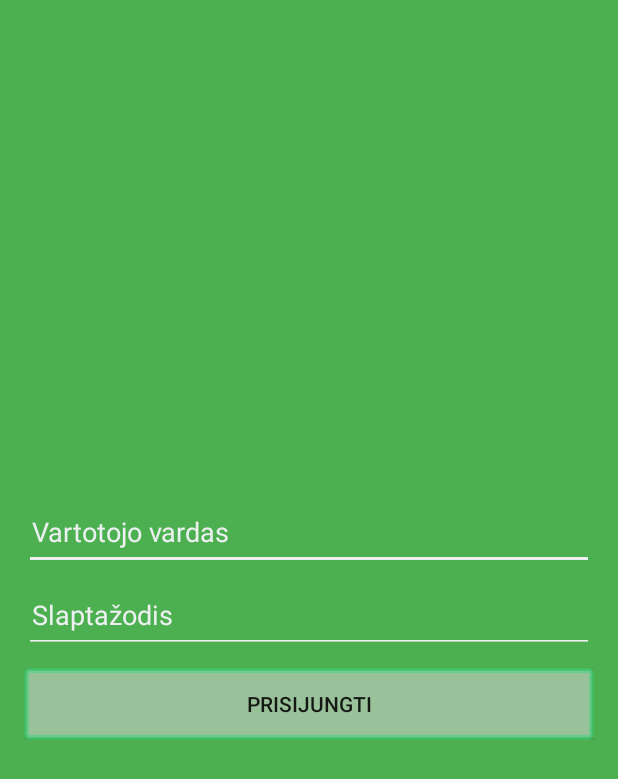
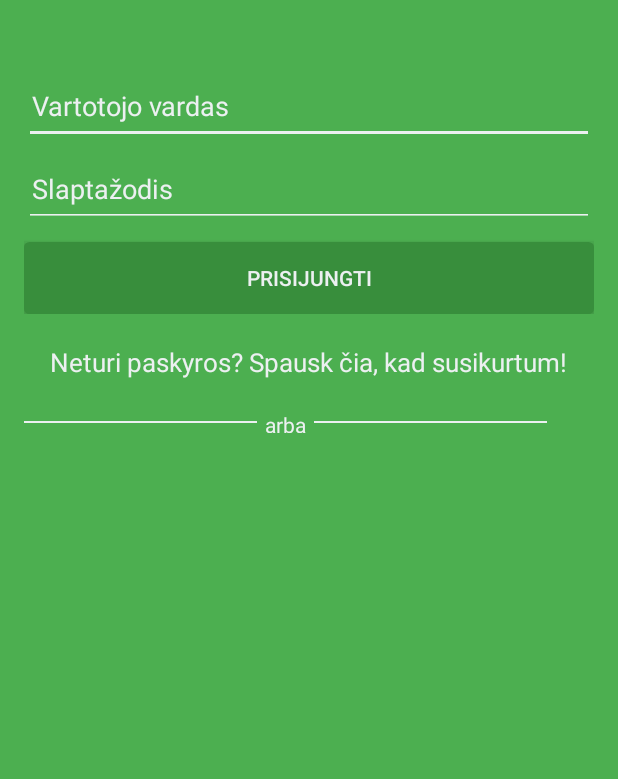
Before and after one commit to benasmi/sveikasGyvenimas, an Android app: the screen it shows after launch (LoginActivity), on a phone screen of 412 x 824 dp. Shown: the top 779 px of the screen. Run offline under Robolectric (Android 15) with nearby library versions, the phone set to English and light mode, and no system bars.

Commit message:
login activity

```diff
--- a/sveikasGyvenimas/app/src/main/java/com/sveikata/productions/mabe/sveikasgyvenimas/LoginActivity.java
+++ b/sveikasGyvenimas/app/src/main/java/com/sveikata/productions/mabe/sveikasgyvenimas/LoginActivity.java
@@ -1,13 +1,38 @@
 package com.sveikata.productions.mabe.sveikasgyvenimas;
 
+import android.content.Intent;
 import android.support.v7.app.AppCompatActivity;
 import android.os.Bundle;
+import android.view.View;
+import android.widget.EditText;
+import android.widget.TextView;
 
 public class LoginActivity extends AppCompatActivity {
+
+    private EditText username_ET;
+    private EditText password_ET;
+    private TextView register_link_TV;
 
     @Override
     protected void onCreate(Bundle savedInstanceState) {
         super.onCreate(savedInstanceState);
         setContentView(R.layout.activity_login);
+        username_ET = (EditText) findViewById(R.id.login_username_text);
+        password_ET = (EditText) findViewById(R.id.login_password_text);
+        register_link_TV = (TextView) findViewById(R.id.register_link);
+
+        register_link_TV.setOnClickListener(new View.OnClickListener() {
+            @Override
+            public void onClick(View view) {
+                startActivity(new Intent(LoginActivity.this, RegisterActivity.class));
+            }
+        });
+    }
+
+    public void logIn(View view){
+        String username = username_ET.getText().toString().trim();
+        String password = password_ET.getText().toString().trim();
+
+        //TODO: handle log in
     }
 }
--- a/sveikasGyvenimas/app/src/main/res/drawable/button_borders_green.xml
+++ b/sveikasGyvenimas/app/src/main/res/drawable/button_borders_green.xml
@@ -2,14 +2,14 @@
 <shape xmlns:android="http://schemas.android.com/apk/res/android"
     android:shape="rectangle" >
 <solid
-    android:color="#8ae2e2e2"
+    android:color="#388E3C"
 ></solid>
 
 
     <!-- view border color and width -->
     <stroke
         android:width="3dp"
-        android:color="#8a40d47e" >
+        android:color="#388E3C" >
     </stroke>
 
     <!-- The radius makes the corners rounded -->
--- a/sveikasGyvenimas/app/src/main/res/layout/activity_login.xml
+++ b/sveikasGyvenimas/app/src/main/res/layout/activity_login.xml
@@ -13,15 +13,17 @@
     <RelativeLayout
         android:layout_width="wrap_content"
         android:layout_height="wrap_content"
-        android:layout_centerVertical="true"
+        android:layout_alignParentTop="true"
         android:layout_alignParentLeft="true"
-        android:layout_alignParentStart="true">
+        android:layout_alignParentStart="true"
+        android:layout_marginTop="30dp"
+        android:id="@+id/relativeLayout2">
 
         <EditText
             android:layout_width="380dp"
             android:layout_height="50dp"
             android:textColorHint="#ecf0f1"
-            android:id="@+id/editText6"
+            android:id="@+id/login_username_text"
             android:layout_alignParentTop="true"
             android:layout_centerHorizontal="true"
             android:hint="Vartotojo vardas"
@@ -33,8 +35,8 @@
             android:inputType="textPassword"
             android:ems="10"
             android:textColorHint="#ecf0f1"
-            android:id="@+id/editText7"
-            android:layout_below="@+id/editText6"
+            android:id="@+id/login_password_text"
+            android:layout_below="@+id/login_username_text"
             android:layout_centerHorizontal="true"
             android:layout_marginTop="5dp"
             android:hint="Slaptažodis"
@@ -44,9 +46,11 @@
             android:layout_width="wrap_content"
             android:layout_height="wrap_content"
             android:text="Prisijungti"
-            android:id="@+id/button"
-            android:layout_below="@+id/editText7"
+            android:textColor="#ecf0f1"
+            android:id="@+id/login_button"
+            android:layout_below="@+id/login_password_text"
             android:layout_alignParentRight="true"
+            android:onClick="logIn"
             android:layout_alignParentEnd="true"
             android:layout_alignParentLeft="true"
             android:layout_alignParentStart="true"
@@ -54,4 +58,56 @@
             android:background="@drawable/button_borders_green" />
     </RelativeLayout>
 
+    <TextView
+        android:layout_width="wrap_content"
+        android:textSize="17dp"
+        android:layout_height="wrap_content"
+        android:textAppearance="?android:attr/textAppearanceSmall"
+        android:text="Neturi paskyros? Spausk čia, kad susikurtum!"
+        android:id="@+id/register_link"
+        android:layout_below="@+id/relativeLayout2"
+        android:clickable="true"
+        android:textColor="#ecf0f1"
+        android:layout_centerHorizontal="true"
+        android:layout_marginTop="20dp" />
+
+
+    <LinearLayout
+        android:layout_width="wrap_content"
+        android:layout_height="wrap_content"
+        android:orientation="horizontal"
+        android:layout_below="@id/register_link"
+        android:layout_marginTop="20dp"
+        android:id="@+id/relativeLayout3">
+
+    <ImageView
+        android:layout_width="155dp"
+        android:layout_height="1dp"
+        android:layout_marginTop="7dp"
+        android:id="@+id/leftLine"
+        android:background="#ecf0f1" />
+
+
+        <TextView
+            android:layout_width="wrap_content"
+            android:layout_height="15dp"
+            android:textAppearance="?android:attr/textAppearanceSmall"
+            android:text="arba"
+            android:layout_marginRight="5dp"
+            android:layout_marginLeft="5dp"
+            android:textColor="#ecf0f1"
+            android:id="@+id/textView2"
+            android:layout_toRightOf="@id/leftLine"
+            android:gravity="top" />
+
+        <ImageView
+        android:layout_width="155dp"
+        android:layout_height="1dp"
+            android:layout_marginTop="7dp"
+        android:id="@+id/rightLine"
+        android:background="#ecf0f1"
+            android:layout_toRightOf="@id/textView2" />
+
+    </LinearLayout>
+
 </RelativeLayout>
--- a/sveikasGyvenimas/app/src/main/res/layout/activity_starting.xml
+++ b/sveikasGyvenimas/app/src/main/res/layout/activity_starting.xml
@@ -8,12 +8,12 @@
     android:paddingRight="@dimen/activity_horizontal_margin"
     android:paddingTop="@dimen/activity_vertical_margin"
     tools:context="com.sveikata.productions.mabe.sveikasgyvenimas.StartingActivity"
-    android:background="#2ecc71">
+    android:background="#4CAF50">
 
 
     <ImageView
-        android:layout_width="100dp"
-        android:layout_height="100dp"
+        android:layout_width="200dp"
+        android:layout_height="200dp"
         android:id="@+id/imageView"
         android:src="@drawable/app_icon"
         android:layout_below="@+id/bot_view"
```
